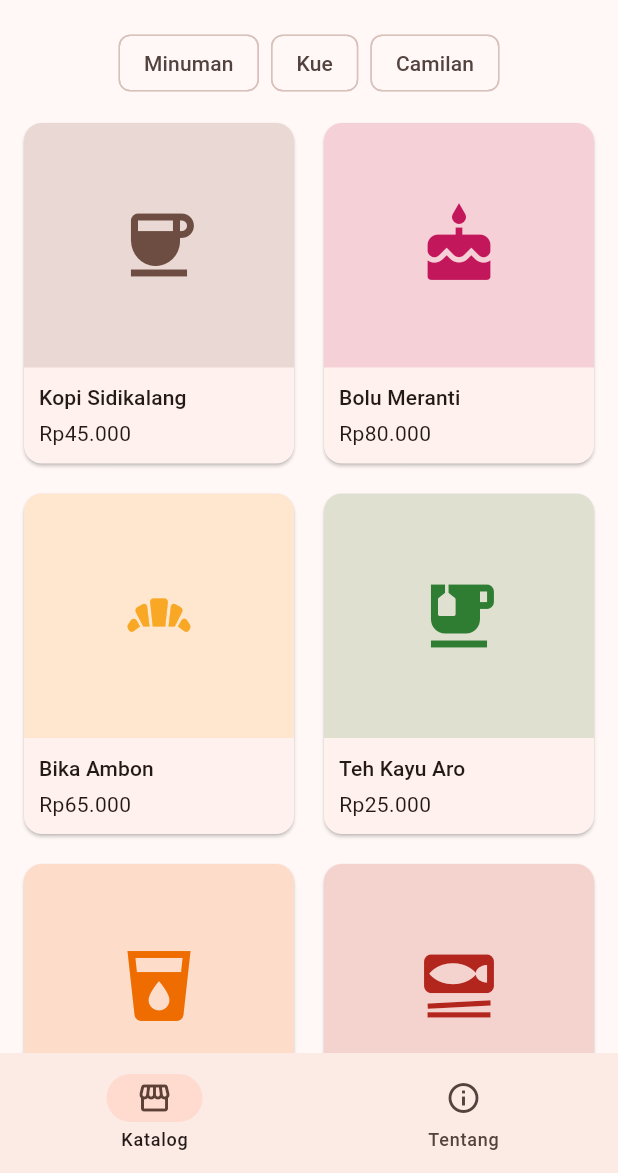
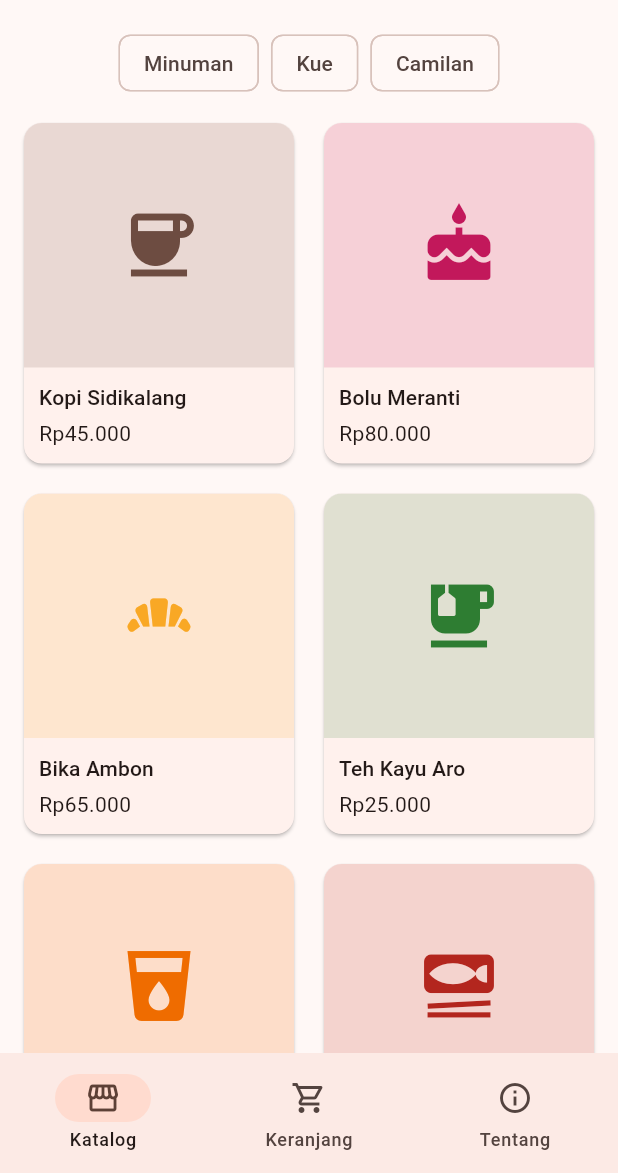
Before and after one commit to tsabat15/pm-pertemuan-07-4243250002, a Flutter app: the screen it shows after launch, on a phone screen of 412 x 824 dp, the part 63-1236 px from its top. Run offline on Flutter 3.47's test engine with Material 3 defaults, Android fonts, the phone set to English and light mode, and no system bars; our stand-ins replace go_router, material_ui.

Commit message:
Tambah tab Keranjang, badge navigasi, dan tombol di detail (Provider)

```diff
--- a/lib/main.dart
+++ b/lib/main.dart
@@ -1,12 +1,20 @@
 import 'package:go_router/go_router.dart';
 import 'package:material_ui/material_ui.dart';
+import 'package:provider/provider.dart';
 
 import 'data.dart';
 import 'halaman_detail.dart';
 import 'halaman_katalog.dart';
+import 'halaman_keranjang.dart';
 import 'halaman_tentang.dart';
+import 'keranjang_model.dart';
 
-void main() => runApp(const KatalogApp());
+void main() => runApp(
+  ChangeNotifierProvider(
+    create: (_) => KeranjangModel(), // satu objek untuk seluruh aplikasi
+    child: const KatalogApp(),
+  ),
+);
 
 final _router = GoRouter(
   initialLocation: '/',
@@ -30,6 +38,14 @@ final _router = GoRouter(
                   },
                 ),
               ],
+            ),
+          ],
+        ),
+        StatefulShellBranch(
+          routes: [
+            GoRoute(
+              path: '/keranjang',
+              builder: (context, state) => const HalamanKeranjang(),
             ),
           ],
         ),
@@ -74,6 +90,14 @@ class KerangkaNavigasi extends StatelessWidget {
   Widget build(BuildContext context) {
     final lebar = MediaQuery.sizeOf(context).width;
 
+    // select = rebuild hanya bila jumlahItem berubah
+    final jumlah = context.select((KeranjangModel k) => k.jumlahItem);
+    final ikonKeranjang = Badge.count(
+      count: jumlah,
+      isLabelVisible: jumlah > 0,
+      child: const Icon(Icons.shopping_cart_outlined),
+    );
+
     // Layar lebar (tablet/desktop): navigasi di samping
     if (lebar >= 840) {
       return Scaffold(
@@ -83,13 +107,17 @@ class KerangkaNavigasi extends StatelessWidget {
               selectedIndex: shell.currentIndex,
               onDestinationSelected: _pilih,
               labelType: NavigationRailLabelType.all,
-              destinations: const [
-                NavigationRailDestination(
+              destinations: [
+                const NavigationRailDestination(
                   icon: Icon(Icons.storefront_outlined),
                   selectedIcon: Icon(Icons.storefront),
                   label: Text('Katalog'),
                 ),
                 NavigationRailDestination(
+                  icon: ikonKeranjang,
+                  label: const Text('Keranjang'),
+                ),
+                const NavigationRailDestination(
                   icon: Icon(Icons.info_outline),
                   selectedIcon: Icon(Icons.info),
                   label: Text('Tentang'),
@@ -109,13 +137,14 @@ class KerangkaNavigasi extends StatelessWidget {
       bottomNavigationBar: NavigationBar(
         selectedIndex: shell.currentIndex,
         onDestinationSelected: _pilih,
-        destinations: const [
-          NavigationDestination(
+        destinations: [
+          const NavigationDestination(
             icon: Icon(Icons.storefront_outlined),
             selectedIcon: Icon(Icons.storefront),
             label: 'Katalog',
           ),
-          NavigationDestination(
+          NavigationDestination(icon: ikonKeranjang, label: 'Keranjang'),
+          const NavigationDestination(
             icon: Icon(Icons.info_outline),
             selectedIcon: Icon(Icons.info),
             label: 'Tentang',
```
Also changed, not shown: lib/halaman_detail.dart (+15 -0 lines), lib/halaman_keranjang.dart (added, +78 -0 lines), 1 other file.
